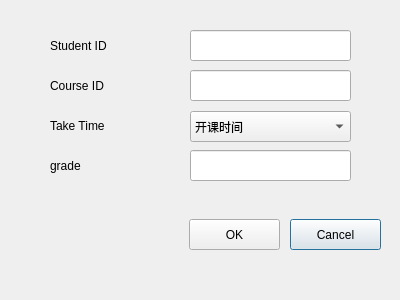
Above: insertgrade.ui from awmleer/grade-management before the change. Below: the same form after it.
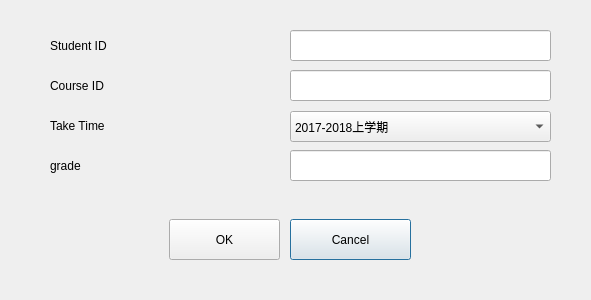
That is the form after the change. Icons and pictures are not drawn.

Diff of the .ui file:
```diff
--- a/insertgrade.ui
+++ b/insertgrade.ui
@@ -6,7 +6,7 @@
    <rect>
     <x>0</x>
     <y>0</y>
-    <width>400</width>
+    <width>591</width>
     <height>300</height>
    </rect>
   </property>
@@ -18,8 +18,8 @@
     <rect>
      <x>290</x>
      <y>219</y>
-     <width>91</width>
-     <height>31</height>
+     <width>121</width>
+     <height>41</height>
     </rect>
    </property>
    <property name="text">
@@ -29,9 +29,9 @@
   <widget class="QLineEdit" name="lineEdit_2">
    <property name="geometry">
     <rect>
-     <x>190</x>
+     <x>290</x>
      <y>70</y>
-     <width>161</width>
+     <width>261</width>
      <height>31</height>
     </rect>
    </property>
@@ -39,28 +39,54 @@
   <widget class="QComboBox" name="comboBox">
    <property name="geometry">
     <rect>
-     <x>190</x>
+     <x>290</x>
      <y>111</y>
-     <width>161</width>
+     <width>261</width>
      <height>31</height>
     </rect>
    </property>
    <item>
     <property name="text">
-     <string>开课时间</string>
+     <string>2017-2018上学期</string>
     </property>
-    <property name="icon">
-     <iconset theme="undergraduate">
-      <normaloff>.</normaloff>.</iconset>
+   </item>
+   <item>
+    <property name="text">
+     <string>2016-2017下学期</string>
+    </property>
+   </item>
+   <item>
+    <property name="text">
+     <string>2016-2017上学期</string>
+    </property>
+   </item>
+   <item>
+    <property name="text">
+     <string>2015-2016下学期</string>
+    </property>
+   </item>
+   <item>
+    <property name="text">
+     <string>2015-2016上学期</string>
+    </property>
+   </item>
+   <item>
+    <property name="text">
+     <string>2014-2015下学期</string>
+    </property>
+   </item>
+   <item>
+    <property name="text">
+     <string>2014-2015上学期</string>
     </property>
    </item>
   </widget>
   <widget class="QLineEdit" name="lineEdit_4">
    <property name="geometry">
     <rect>
-     <x>190</x>
+     <x>290</x>
      <y>150</y>
-     <width>161</width>
+     <width>261</width>
      <height>31</height>
     </rect>
    </property>
@@ -70,7 +96,7 @@
     <rect>
      <x>50</x>
      <y>110</y>
-     <width>111</width>
+     <width>231</width>
      <height>31</height>
     </rect>
    </property>
@@ -81,9 +107,9 @@
   <widget class="QLineEdit" name="lineEdit">
    <property name="geometry">
     <rect>
-     <x>190</x>
+     <x>290</x>
      <y>30</y>
-     <width>161</width>
+     <width>261</width>
      <height>31</height>
     </rect>
    </property>
@@ -91,10 +117,10 @@
   <widget class="QPushButton" name="pushButton">
    <property name="geometry">
     <rect>
-     <x>189</x>
+     <x>169</x>
      <y>219</y>
-     <width>91</width>
-     <height>31</height>
+     <width>111</width>
+     <height>41</height>
     </rect>
    </property>
    <property name="text">
@@ -106,7 +132,7 @@
     <rect>
      <x>50</x>
      <y>70</y>
-     <width>111</width>
+     <width>231</width>
      <height>31</height>
     </rect>
    </property>
@@ -119,7 +145,7 @@
     <rect>
      <x>50</x>
      <y>30</y>
-     <width>101</width>
+     <width>231</width>
      <height>31</height>
     </rect>
    </property>
@@ -132,7 +158,7 @@
     <rect>
      <x>50</x>
      <y>150</y>
-     <width>131</width>
+     <width>231</width>
      <height>31</height>
     </rect>
    </property>
```
